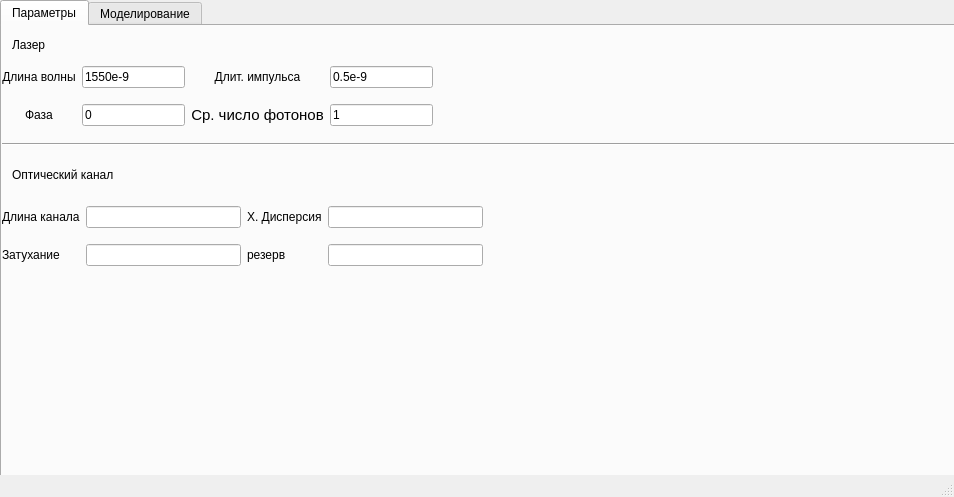
Above: mainwindow.ui from Yorick2014/SimQC before the change. Below: the same form after it.
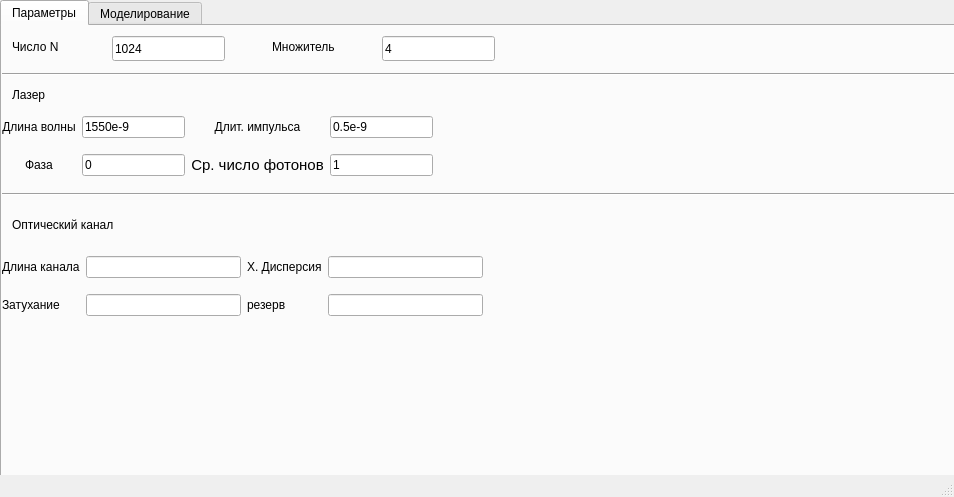
That is the form after the change. Custom widgets are drawn as their Qt base class.

Diff of the .ui file:
```diff
--- a/mainwindow.ui
+++ b/mainwindow.ui
@@ -64,7 +64,7 @@
       <property name="geometry">
        <rect>
         <x>10</x>
-        <y>10</y>
+        <y>60</y>
         <width>67</width>
         <height>17</height>
        </rect>
@@ -77,7 +77,7 @@
       <property name="geometry">
        <rect>
         <x>0</x>
-        <y>30</y>
+        <y>80</y>
         <width>431</width>
         <height>81</height>
        </rect>
@@ -149,7 +149,7 @@
       <property name="geometry">
        <rect>
         <x>10</x>
-        <y>140</y>
+        <y>190</y>
         <width>141</width>
         <height>17</height>
        </rect>
@@ -162,7 +162,7 @@
       <property name="geometry">
        <rect>
         <x>0</x>
-        <y>170</y>
+        <y>220</y>
         <width>481</width>
         <height>81</height>
        </rect>
@@ -214,7 +214,72 @@
       <property name="geometry">
        <rect>
         <x>0</x>
-        <y>110</y>
+        <y>160</y>
+        <width>971</width>
+        <height>16</height>
+       </rect>
+      </property>
+      <property name="orientation">
+       <enum>Qt::Horizontal</enum>
+      </property>
+     </widget>
+     <widget class="QLineEdit" name="lineEdit_N">
+      <property name="geometry">
+       <rect>
+        <x>110</x>
+        <y>10</y>
+        <width>113</width>
+        <height>25</height>
+       </rect>
+      </property>
+      <property name="text">
+       <string>1024</string>
+      </property>
+     </widget>
+     <widget class="QLineEdit" name="lineEdit_res">
+      <property name="geometry">
+       <rect>
+        <x>380</x>
+        <y>10</y>
+        <width>113</width>
+        <height>25</height>
+       </rect>
+      </property>
+      <property name="text">
+       <string>4</string>
+      </property>
+     </widget>
+     <widget class="QLabel" name="label_13">
+      <property name="geometry">
+       <rect>
+        <x>10</x>
+        <y>10</y>
+        <width>71</width>
+        <height>21</height>
+       </rect>
+      </property>
+      <property name="text">
+       <string>Число N</string>
+      </property>
+     </widget>
+     <widget class="QLabel" name="label_14">
+      <property name="geometry">
+       <rect>
+        <x>270</x>
+        <y>10</y>
+        <width>91</width>
+        <height>21</height>
+       </rect>
+      </property>
+      <property name="text">
+       <string>Множитель</string>
+      </property>
+     </widget>
+     <widget class="Line" name="line_4">
+      <property name="geometry">
+       <rect>
+        <x>0</x>
+        <y>40</y>
         <width>971</width>
         <height>16</height>
        </rect>
```
